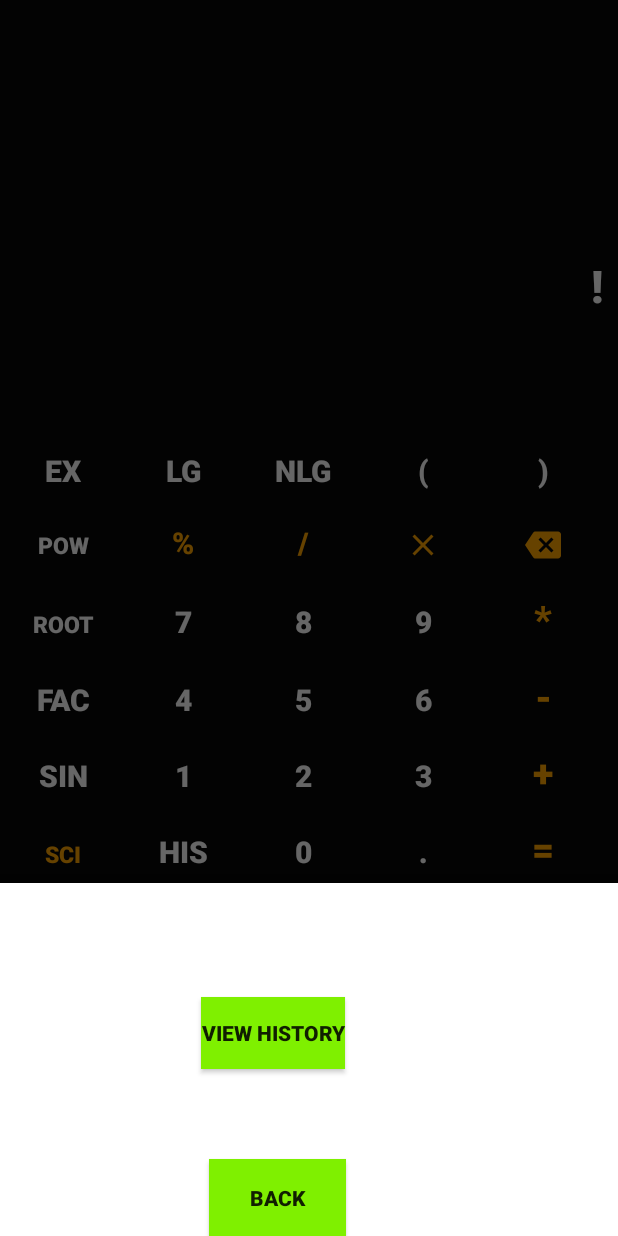
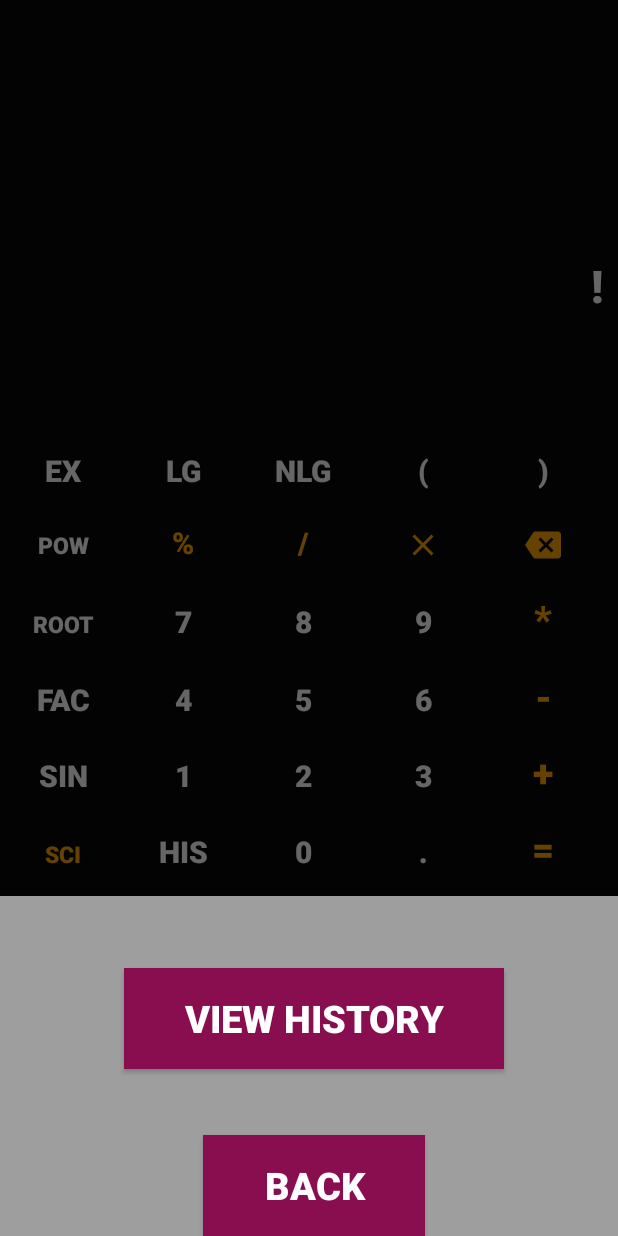
Before and after one commit to vishal123rana/Calculator-Application, an Android app: the scientificCalculator screen opened directly, with no data from a screen before it, after a tap on "HIS", on a phone screen of 412 x 824 dp. Run offline under Robolectric (Android 15) with nearby library versions, the phone set to English and light mode, and no system bars; 1 other tap on this screen came first.

```diff
--- a/app/src/main/res/layout/bottmsheet.xml
+++ b/app/src/main/res/layout/bottmsheet.xml
@@ -4,32 +4,39 @@
     xmlns:app="http://schemas.android.com/apk/res-auto"
     android:layout_width="match_parent"
     android:orientation="horizontal"
+    android:background="#9E9E9E"
     android:layout_height="match_parent">
 
     <Button
         android:id="@+id/view_history"
-        android:layout_width="wrap_content"
-        android:layout_height="wrap_content"
-        android:layout_marginTop="76dp"
+        android:layout_width="253dp"
+        android:layout_height="67dp"
+        android:layout_marginTop="48dp"
+        android:padding="10dp"
+        android:background="#880E4F"
+        android:onClick="viewHistory"
         android:text="@string/view_history"
+        android:textColor="#FFFFFf"
+        android:textSize="25sp"
         android:textStyle="bold"
-        android:background="#7FF000"
-        android:onClick="viewHistory"
         app:layout_constraintEnd_toEndOf="parent"
-        app:layout_constraintHorizontal_bias="0.424"
+        app:layout_constraintHorizontal_bias="0.52"
         app:layout_constraintStart_toStartOf="parent"
         app:layout_constraintTop_toTopOf="parent" />
 
     <Button
-        android:layout_width="91dp"
-        android:layout_height="51dp"
-        android:layout_marginTop="60dp"
+        android:layout_width="148dp"
+        android:layout_height="67dp"
+        android:padding="10dp"
+        android:layout_marginTop="44dp"
+        android:background="#880E4F"
+        android:onClick="Exit"
         android:text="@string/back"
-        android:background="#7FF000"
+        android:textColor="#FFFFFF"
+        android:textSize="25sp"
         android:textStyle="bold"
-        android:onClick="Exit"
         app:layout_constraintEnd_toEndOf="parent"
-        app:layout_constraintHorizontal_bias="0.434"
+        app:layout_constraintHorizontal_bias="0.512"
         app:layout_constraintStart_toStartOf="parent"
         app:layout_constraintTop_toBottomOf="@+id/view_history" />
 </androidx.constraintlayout.widget.ConstraintLayout>
--- a/app/src/main/res/values/colors.xml
+++ b/app/src/main/res/values/colors.xml
@@ -1,6 +1,6 @@
 <?xml version="1.0" encoding="utf-8"?>
 <resources>
     <color name="colorPrimary">#6200EE</color>
-    <color name="colorPrimaryDark">#3700B3</color>
-    <color name="colorAccent">#03DAC5</color>
+    <color name="colorPrimaryDark">#DC86838E</color>
+    <color name="colorAccent">#9C7D21</color>
 </resources>
```
Also changed, not shown: app/src/main/java/com/example/calculatorapplication/CommonFunction.java (+19 -11 lines), app/src/main/java/com/example/calculatorapplication/MainActivity.java (+12 -6 lines), app/src/main/java/com/example/calculatorapplication/scientificCalculator.java (+13 -9 lines).
